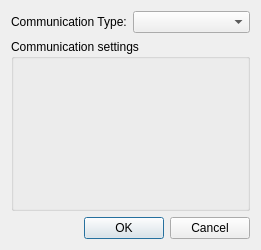
Before: the Qt Designer form CubesControl/ui/commsettingsdialog.ui in tstana/cubes-sw, drawn with Qt 5.
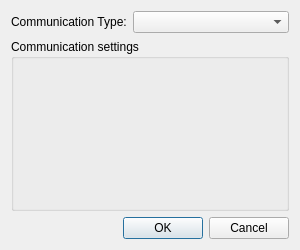
After: the same form once the commit is applied.

Commit message:
CubesControl: Working on CommSettingsDialog
This commit: adding a QFormLayout inside the groupCommSettings.

Diff of the .ui file:
```diff
--- a/CubesControl/ui/commsettingsdialog.ui
+++ b/CubesControl/ui/commsettingsdialog.ui
@@ -6,7 +6,7 @@
    <rect>
     <x>0</x>
     <y>0</y>
-    <width>261</width>
+    <width>300</width>
     <height>250</height>
    </rect>
   </property>
```
The commit also changes 1 other file.
